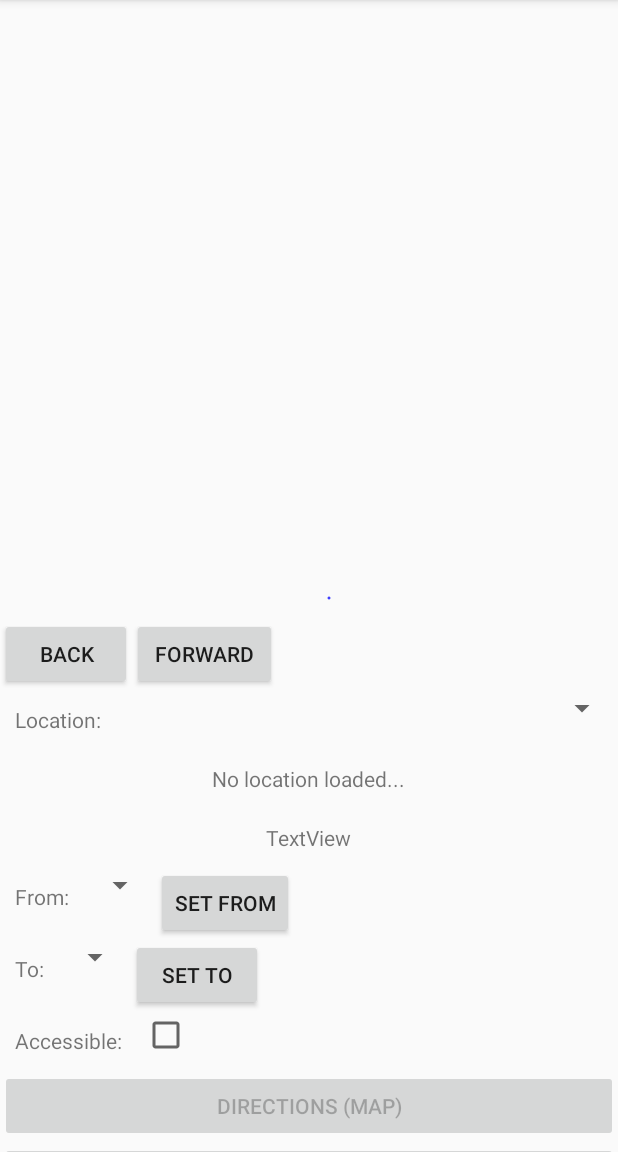
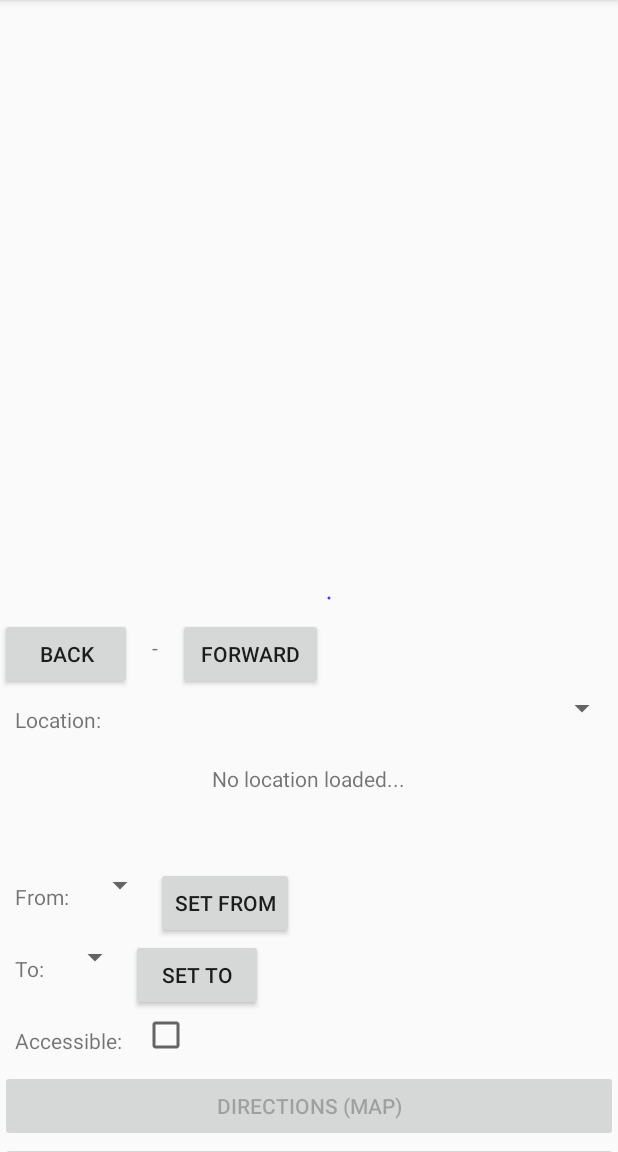
Before and after one commit to javanada/mobile-android, an Android app: the screen it shows after launch (MainActivity), on a phone screen of 412 x 824 dp, the part 84-1236 px from its top. Run offline under Robolectric (Android 15) with nearby library versions, the phone set to English and light mode, and no system bars; libraries missing offline, so code that uses them is left out: org.json.simple; 8 statements that could not run were skipped.

Commit message:
bug fixes

```diff
--- a/inav2/app/src/main/java/com/cscd488_490/team5/i_nav/LocationMap.java
+++ b/inav2/app/src/main/java/com/cscd488_490/team5/i_nav/LocationMap.java
@@ -11,6 +11,9 @@ import android.graphics.Path;
 import android.graphics.PointF;
 import android.support.v7.widget.AppCompatImageView;
 import android.util.AttributeSet;
+import android.util.Log;
+import android.widget.TextView;
+
 import java.util.ArrayList;
 import java.util.GregorianCalendar;
 import java.util.HashMap;
@@ -28,6 +31,9 @@ public class LocationMap extends AppCompatImageView implements TimeAnimator.Time
     List<Edge> shortestPath;
     String canvas_image;
 
+    List<Integer> maps;
+    int currentMapIdIndex = 0;
+
     // cache
     Map<String, LocationMapCacheItem> locationCache = new HashMap<>();
 
@@ -43,9 +49,6 @@ public class LocationMap extends AppCompatImageView implements TimeAnimator.Time
     int currentLocationY;
     int beaconRadius = 1;
 
-    private int hour;
-    private int minute;
-    private int second;
     public MyObservable myObservable;
 
     static final double radius = 600;
@@ -99,6 +102,8 @@ public class LocationMap extends AppCompatImageView implements TimeAnimator.Time
         objects = new ArrayList<LocationObject>();
 //        mTimer.start();
         objectTypes = new HashMap<>();
+
+        maps = new ArrayList<>();
 
     }
 
@@ -253,6 +258,7 @@ public class LocationMap extends AppCompatImageView implements TimeAnimator.Time
         currentLocationY = primaryImageY + 20;
         canvas.drawCircle(currentLocationX + (currentWidth - imageWidth) / 2, this.currentHeight - currentLocationY, Math.abs(beaconRadius), paint);
 
+
     }
 
     public class MyObservable extends Observable {
--- a/inav2/app/src/main/res/layout/activity_main.xml
+++ b/inav2/app/src/main/res/layout/activity_main.xml
@@ -47,11 +47,18 @@
                     android:onClick="onBackClick"
                     android:visibility="visible"
                     android:text=" Back " />
+                <TextView
+                    android:id="@+id/text_directions_location_pager"
+                    android:layout_width="wrap_content"
+                    android:layout_height="wrap_content"
+                    android:padding="10dp"
+                    android:layout_toRightOf="@id/buttonBack"
+                    android:text=" - " />
                 <Button
                     android:id="@+id/buttonForward"
                     android:layout_width="wrap_content"
                     android:layout_height="wrap_content"
-                    android:layout_toRightOf="@id/buttonBack"
+                    android:layout_toRightOf="@id/text_directions_location_pager"
                     android:onClick="onForwardClick"
                     android:visibility="visible"
                     android:text=" Forward " />
@@ -82,7 +89,7 @@
                 android:layout_gravity="center"
                 android:gravity="center"
                 android:padding="10dp"
-                android:text="TextView" />
+                android:text="" />
 
 
             <TextView
@@ -92,7 +99,7 @@
                 android:layout_gravity="center"
                 android:gravity="center"
                 android:padding="10dp"
-                android:text="TextView" />
+                android:text="" />
 
 
             <RelativeLayout
```
Also changed, not shown: inav2/app/src/main/java/com/cscd488_490/team5/i_nav/MainActivity.java (+41 -23 lines).
